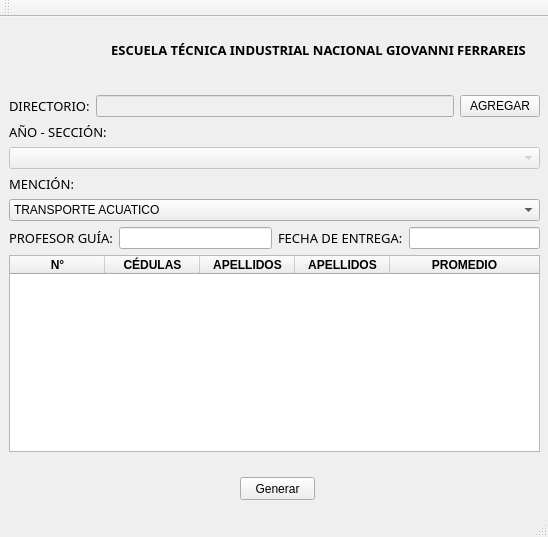
Before: the Qt Designer form GUI/GUI.ui in OriC28/NotasExpress, drawn with Qt 5.
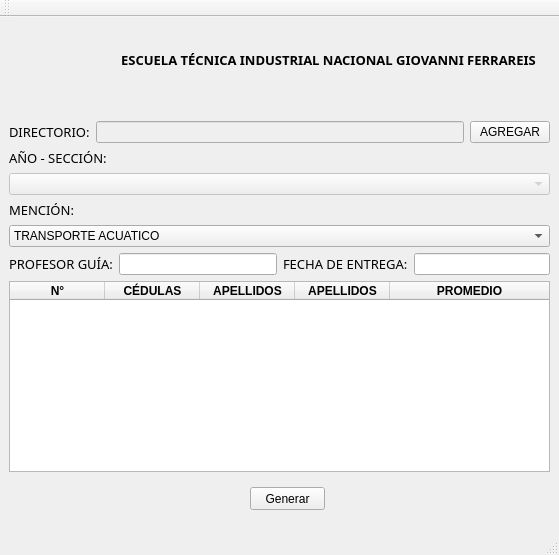
After: the same form once the commit is applied. Icons and pictures are not drawn.

What changed in the file:
```diff
--- a/GUI/GUI.ui
+++ b/GUI/GUI.ui
@@ -6,8 +6,8 @@
    <rect>
     <x>0</x>
     <y>0</y>
-    <width>548</width>
-    <height>537</height>
+    <width>559</width>
+    <height>555</height>
    </rect>
   </property>
   <property name="minimumSize">
@@ -38,8 +38,8 @@
    <widget class="QPushButton" name="GenerateButton">
     <property name="geometry">
      <rect>
-      <x>240</x>
-      <y>460</y>
+      <x>250</x>
+      <y>470</y>
       <width>75</width>
       <height>23</height>
      </rect>
@@ -58,9 +58,9 @@
     <property name="geometry">
      <rect>
       <x>9</x>
-      <y>78</y>
-      <width>531</width>
-      <height>357</height>
+      <y>104</y>
+      <width>541</width>
+      <height>351</height>
      </rect>
     </property>
     <layout class="QVBoxLayout" name="verticalLayout_4">
@@ -301,8 +301,8 @@
    <widget class="QLabel" name="label_5">
     <property name="geometry">
      <rect>
-      <x>98</x>
-      <y>1</y>
+      <x>108</x>
+      <y>11</y>
       <width>441</width>
       <height>64</height>
      </rect>
@@ -329,10 +329,10 @@
    <widget class="QLabel" name="logo">
     <property name="geometry">
      <rect>
-      <x>10</x>
+      <x>20</x>
       <y>10</y>
       <width>81</width>
-      <height>61</height>
+      <height>71</height>
      </rect>
     </property>
     <property name="minimumSize">
```
Left out of the diff: 4 changed lines with no effect on the pictures.
